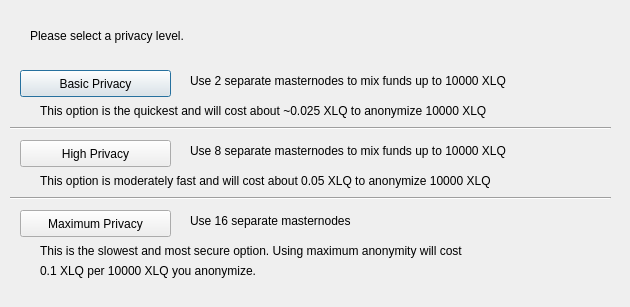
This is src/qt/forms/obfuscationconfig.ui in adeptio-project/adeptio as Qt 5 draws it before an edit. The edited form follows.
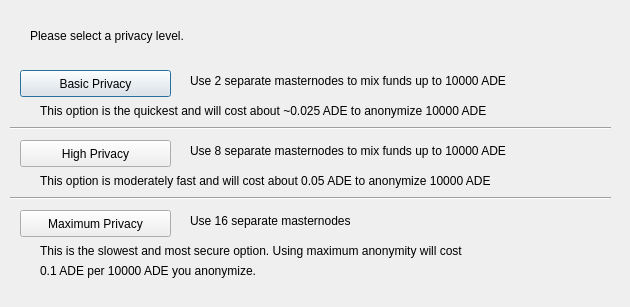
This is the edited form.

Patch:
```diff
--- a/src/qt/forms/obfuscationconfig.ui
+++ b/src/qt/forms/obfuscationconfig.ui
@@ -75,7 +75,7 @@
     </rect>
    </property>
    <property name="text">
-    <string>Use 2 separate masternodes to mix funds up to 10000 XLQ</string>
+    <string>Use 2 separate masternodes to mix funds up to 10000 ADE</string>
    </property>
   </widget>
   <widget class="QLabel" name="label_3">
@@ -88,7 +88,7 @@
     </rect>
    </property>
    <property name="text">
-    <string>Use 8 separate masternodes to mix funds up to 10000 XLQ</string>
+    <string>Use 8 separate masternodes to mix funds up to 10000 ADE</string>
    </property>
   </widget>
   <widget class="QLabel" name="label_4">
@@ -114,7 +114,7 @@
     </rect>
    </property>
    <property name="text">
-    <string>This option is the quickest and will cost about ~0.025 XLQ to anonymize 10000 XLQ</string>
+    <string>This option is the quickest and will cost about ~0.025 ADE to anonymize 10000 ADE</string>
    </property>
   </widget>
   <widget class="QLabel" name="label_7">
@@ -127,7 +127,7 @@
     </rect>
    </property>
    <property name="text">
-    <string>This option is moderately fast and will cost about 0.05 XLQ to anonymize 10000 XLQ</string>
+    <string>This option is moderately fast and will cost about 0.05 ADE to anonymize 10000 ADE</string>
    </property>
   </widget>
   <widget class="QLabel" name="label_8">
@@ -153,7 +153,7 @@
     </rect>
    </property>
    <property name="text">
-    <string>0.1 XLQ per 10000 XLQ you anonymize.</string>
+    <string>0.1 ADE per 10000 ADE you anonymize.</string>
    </property>
   </widget>
   <widget class="Line" name="line">
```
